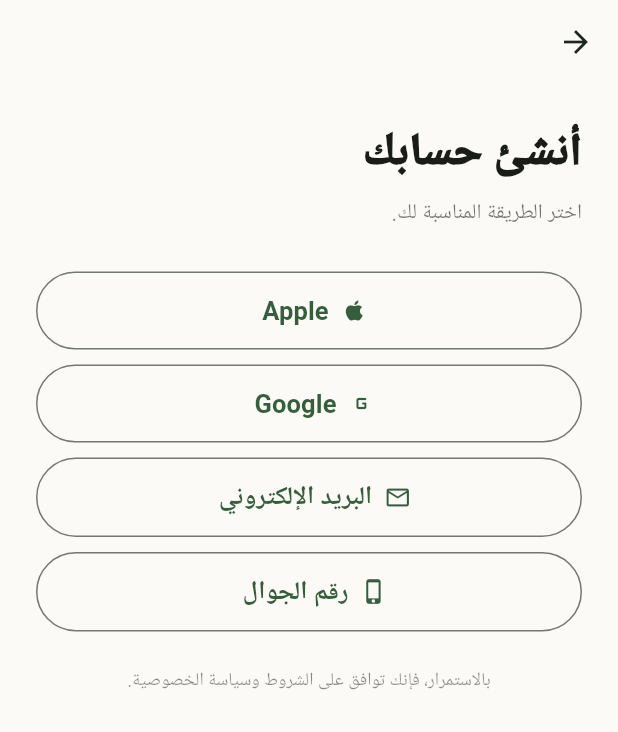
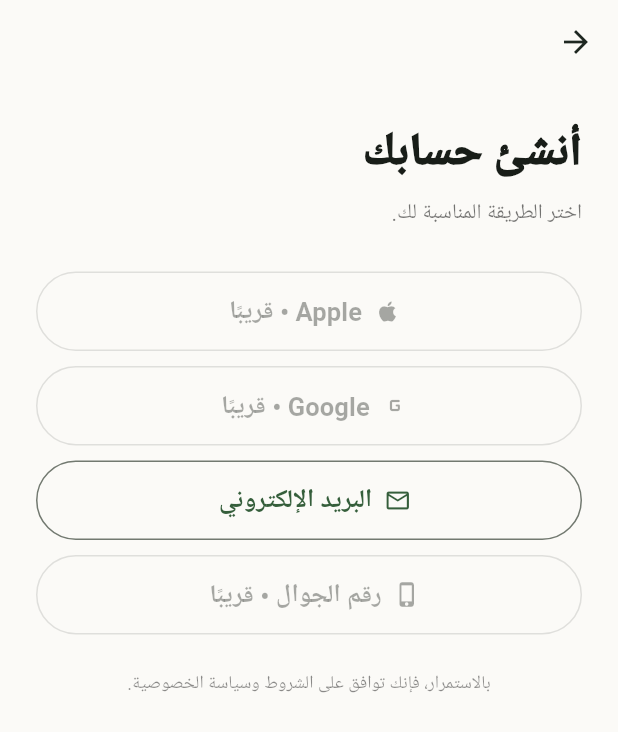
Before and after one commit to elr7aal/wazen-app, a Flutter app: the screen it shows after launch, after a tap on "العربية", after a tap on "ابدأ", on a phone screen of 412 x 824 dp. Shown: the top 732 px of the screen. Run offline on Flutter 3.47's test engine with Material 3 defaults, Android fonts, the phone set to English and light mode, and no system bars; our stand-ins replace flutter_secure_storage, image_picker, shared_preferences, speech_to_text; missing offline and left inert: mobile_scanner; network calls fail.

Commit message:
v60 make sign-in options capability-aware

```diff
--- a/mobile/lib/screens/intro_flow_screen.dart
+++ b/mobile/lib/screens/intro_flow_screen.dart
@@ -2,6 +2,7 @@
 import 'package:flutter/material.dart';
 import '../core/theme.dart';
 import '../services/app_preferences.dart';
+import '../services/api_client.dart';
 import 'auth_screen.dart';
 
 class IntroFlowScreen extends StatefulWidget {
@@ -13,15 +14,43 @@
 class _IntroFlowScreenState extends State<IntroFlowScreen> {
   int step=0;
   Timer? timer;
+  Map<String,dynamic>? capabilitiesData;
+  bool capabilitiesLoading=true;
 
   bool get arabic=>AppPreferences.instance.language.value=='ar';
 
   @override
   void initState(){
     super.initState();
+    _loadCapabilities();
     timer=Timer(const Duration(milliseconds:1200),(){
       if(mounted&&step==0)setState(()=>step=1);
     });
+  }
+
+  Future<void> _loadCapabilities() async {
+    try{
+      final data=await WazenApi.instance.capabilities();
+      if(mounted)setState(()=>capabilitiesData=data);
+    }catch(_){
+      // Safe fallback: email/password remains available; external providers stay disabled.
+    }finally{
+      if(mounted)setState(()=>capabilitiesLoading=false);
+    }
+  }
+
+  bool _authAvailable(String key){
+    if(key=='email_password')return true;
+    final auth=capabilitiesData?['auth'];
+    if(auth is! Map)return false;
+    final provider=auth[key];
+    if(provider is! Map)return false;
+    return provider['available']==true;
+  }
+
+  String _providerLabel(String label,String key){
+    if(_authAvailable(key))return label;
+    return arabic?'$label • قريبًا':'$label • Coming soon';
   }
 
   @override
@@ -170,13 +199,34 @@
         const SizedBox(height:8),
         Text(arabic?'اختر الطريقة المناسبة لك.':'Choose the method that works for you.',style:const TextStyle(color:Colors.black54)),
         const SizedBox(height:28),
-        _provider(Icons.apple,'Apple',()=>unavailable('Apple Sign in')),
+        if(capabilitiesLoading)
+          const Padding(
+            padding:EdgeInsets.only(bottom:12),
+            child:LinearProgressIndicator(minHeight:2),
+          ),
+        _provider(
+          Icons.apple,
+          _providerLabel('Apple','apple'),
+          _authAvailable('apple')?()=>unavailable('Apple Sign in'):null,
+        ),
         const SizedBox(height:10),
-        _provider(Icons.g_mobiledata_rounded,'Google',()=>unavailable('Google Sign in')),
+        _provider(
+          Icons.g_mobiledata_rounded,
+          _providerLabel('Google','google'),
+          _authAvailable('google')?()=>unavailable('Google Sign in'):null,
+        ),
         const SizedBox(height:10),
-        _provider(Icons.email_outlined,arabic?'البريد الإلكتروني':'Email',finishToEmail),
+        _provider(
+          Icons.email_outlined,
+          arabic?'البريد الإلكتروني':'Email',
+          finishToEmail,
+        ),
         const SizedBox(height:10),
-        _provider(Icons.phone_iphone_rounded,arabic?'رقم الجوال':'Mobile number',()=>unavailable('Mobile Sign in')),
+        _provider(
+          Icons.phone_iphone_rounded,
+          _providerLabel(arabic?'رقم الجوال':'Mobile number','mobile_otp'),
+          _authAvailable('mobile_otp')?()=>unavailable('Mobile Sign in'):null,
+        ),
         const SizedBox(height:24),
         Text(
           arabic?'بالاستمرار، فإنك توافق على الشروط وسياسة الخصوصية.':'By continuing, you agree to the Terms and Privacy Policy.',
@@ -187,7 +237,7 @@
     )),
   );
 
-  Widget _provider(IconData icon,String label,VoidCallback onTap)=>OutlinedButton.icon(
+  Widget _provider(IconData icon,String label,VoidCallback? onTap)=>OutlinedButton.icon(
     onPressed:onTap,
     icon:Icon(icon),
     label:Padding(
```
